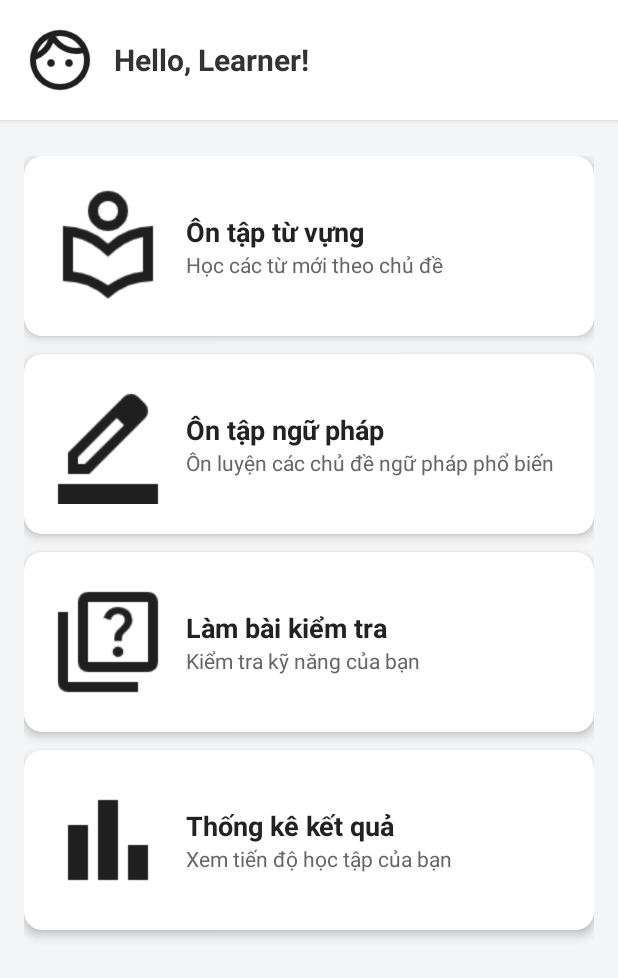
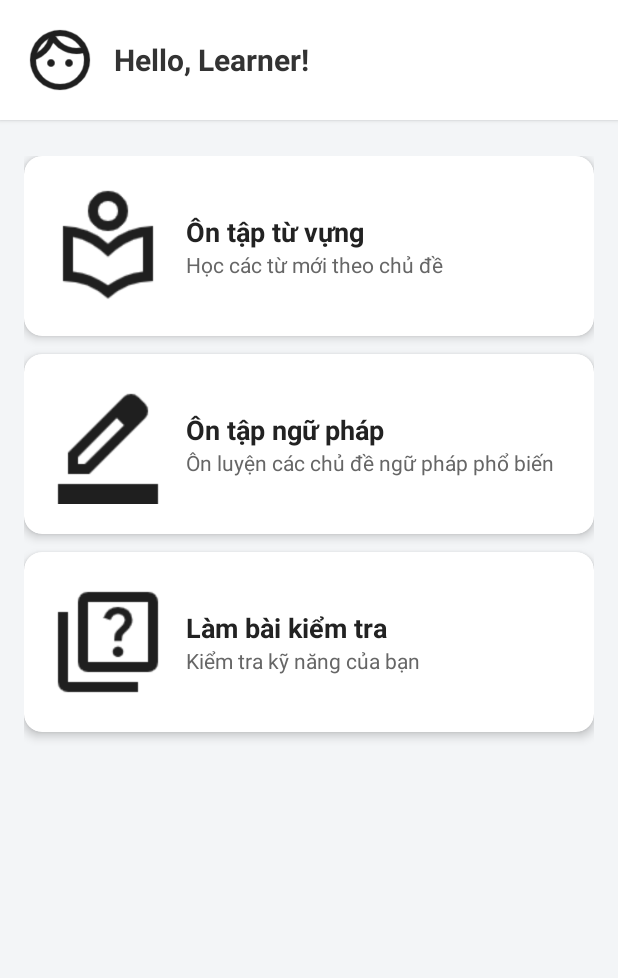
Before and after one commit to lequghuy/EnglishApp, an Android app: the screen it shows after launch (MainActivity), on a phone screen of 412 x 824 dp. Shown: the top 978 px of the screen. Run offline under Robolectric (Android 15) with nearby library versions, the phone set to English and light mode, and no system bars.

Commit message:
completed version 1.0

```diff
--- a/app/src/main/res/layout/phuonganh_activity_main.xml
+++ b/app/src/main/res/layout/phuonganh_activity_main.xml
@@ -202,55 +202,55 @@
             </androidx.cardview.widget.CardView>
 
             <!-- Lesson Card 4: Thống kê kết quả -->
-            <androidx.cardview.widget.CardView
-                android:id="@+id/card_stats"
-                android:layout_width="match_parent"
-                android:layout_height="120dp"
-                app:cardCornerRadius="12dp"
-                app:cardElevation="4dp"
-                android:layout_marginBottom="12dp"
-                android:clickable="true"
-                android:focusable="true"
-                android:foreground="?android:attr/selectableItemBackground"
-                android:onClick="onClickStats">
+<!--            <androidx.cardview.widget.CardView-->
+<!--                android:id="@+id/card_stats"-->
+<!--                android:layout_width="match_parent"-->
+<!--                android:layout_height="120dp"-->
+<!--                app:cardCornerRadius="12dp"-->
+<!--                app:cardElevation="4dp"-->
+<!--                android:layout_marginBottom="12dp"-->
+<!--                android:clickable="true"-->
+<!--                android:focusable="true"-->
+<!--                android:foreground="?android:attr/selectableItemBackground"-->
+<!--                android:onClick="onClickStats">-->
 
-                <LinearLayout
-                    android:layout_width="match_parent"
-                    android:layout_height="match_parent"
-                    android:orientation="horizontal"
-                    android:padding="16dp"
-                    android:gravity="center_vertical">
+<!--                <LinearLayout-->
+<!--                    android:layout_width="match_parent"-->
+<!--                    android:layout_height="match_parent"-->
+<!--                    android:orientation="horizontal"-->
+<!--                    android:padding="16dp"-->
+<!--                    android:gravity="center_vertical">-->
 
-                    <ImageView
-                        android:layout_width="80dp"
-                        android:layout_height="80dp"
-                        android:src="@drawable/ic_stats"
-                        android:scaleType="fitCenter" />
+<!--                    <ImageView-->
+<!--                        android:layout_width="80dp"-->
+<!--                        android:layout_height="80dp"-->
+<!--                        android:src="@drawable/ic_stats"-->
+<!--                        android:scaleType="fitCenter" />-->
 
-                    <LinearLayout
-                        android:layout_width="0dp"
-                        android:layout_height="wrap_content"
-                        android:layout_weight="1"
-                        android:orientation="vertical"
-                        android:layout_marginStart="12dp">
+<!--                    <LinearLayout-->
+<!--                        android:layout_width="0dp"-->
+<!--                        android:layout_height="wrap_content"-->
+<!--                        android:layout_weight="1"-->
+<!--                        android:orientation="vertical"-->
+<!--                        android:layout_marginStart="12dp">-->
 
-                        <TextView
-                            android:layout_width="wrap_content"
-                            android:layout_height="wrap_content"
-                            android:text="Thống kê kết quả"
-                            android:textSize="18sp"
-                            android:textStyle="bold"
-                            android:textColor="#222222" />
+<!--                        <TextView-->
+<!--                            android:layout_width="wrap_content"-->
+<!--                            android:layout_height="wrap_content"-->
+<!--                            android:text="Thống kê kết quả"-->
+<!--                            android:textSize="18sp"-->
+<!--                            android:textStyle="bold"-->
+<!--                            android:textColor="#222222" />-->
 
-                        <TextView
-                            android:layout_width="wrap_content"
-                            android:layout_height="wrap_content"
-                            android:text="Xem tiến độ học tập của bạn"
-                            android:textSize="14sp"
-                            android:textColor="#666666" />
-                    </LinearLayout>
-                </LinearLayout>
-            </androidx.cardview.widget.CardView>
+<!--                        <TextView-->
+<!--                            android:layout_width="wrap_content"-->
+<!--                            android:layout_height="wrap_content"-->
+<!--                            android:text="Xem tiến độ học tập của bạn"-->
+<!--                            android:textSize="14sp"-->
+<!--                            android:textColor="#666666" />-->
+<!--                    </LinearLayout>-->
+<!--                </LinearLayout>-->
+<!--            </androidx.cardview.widget.CardView>-->
 
         </LinearLayout>
     </ScrollView>
```
